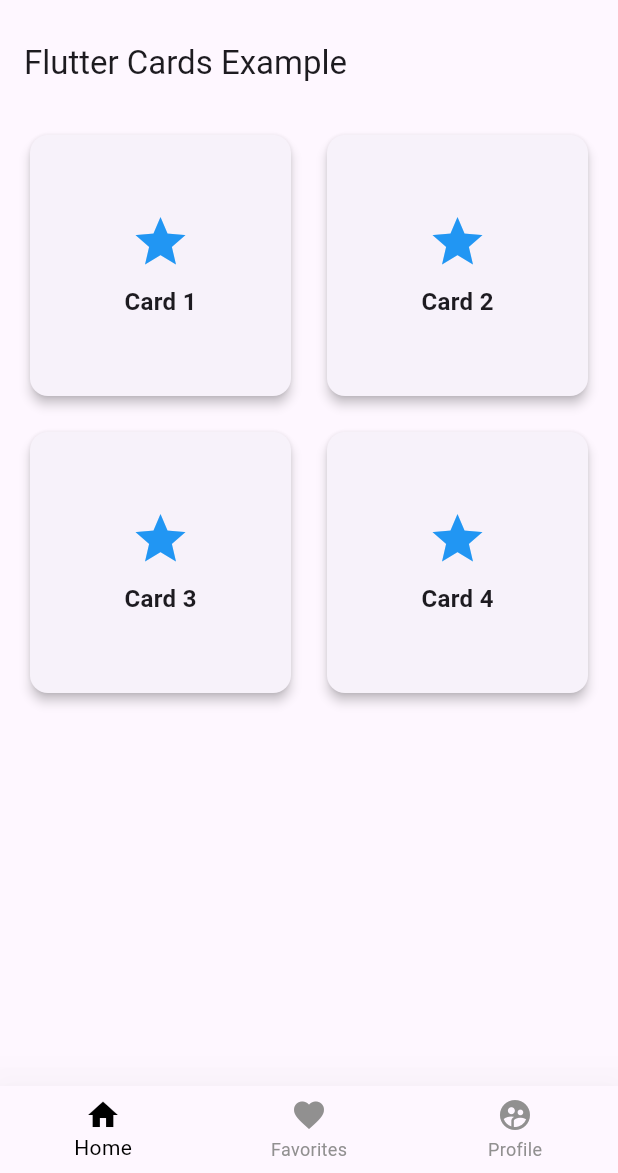
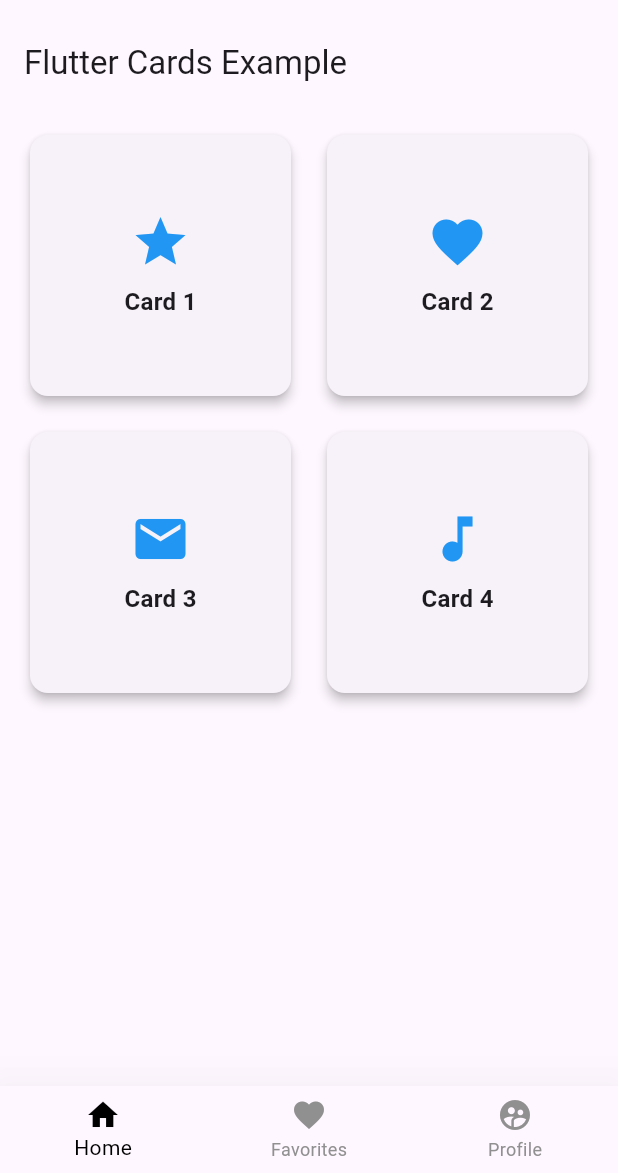
Before and after one commit to Abdulwahab-Alawadhi/meditation-app, a Flutter app: the MotherPage screen opened by its route, on a phone screen of 412 x 824 dp, the part 63-1236 px from its top. Run offline on Flutter 3.47's test engine with Material 3 defaults, Android fonts, the phone set to English and light mode, and no system bars; our stand-ins replace go_router; Roboto replaces fonts that are missing (Times).

Commit message:
contenthome

```diff
--- a/lib/pages/content_home.dart
+++ b/lib/pages/content_home.dart
@@ -11,6 +11,8 @@
 //     );
 //   }
 // }
+//
+
 import 'package:flutter/material.dart';
 import 'package:go_router/go_router.dart';
 
@@ -30,7 +32,22 @@ class ContentHome extends StatelessWidget {
   }
 }
 
+class CardData {
+  final String title;
+  final IconData icon;
+  final String route;
+
+  CardData({required this.title, required this.icon, required this.route});
+}
+
 class CardList extends StatelessWidget {
+  final List<CardData> cards = [
+    CardData(title: 'Card 1', icon: Icons.star, route: 'signin'),
+    CardData(title: 'Card 2', icon: Icons.favorite, route: '/card2'),
+    CardData(title: 'Card 3', icon: Icons.mail, route: '/card3'),
+    CardData(title: 'Card 4', icon: Icons.music_note, route: '/card4'),
+  ];
+
   @override
   Widget build(BuildContext context) {
     return Padding(
@@ -41,14 +58,18 @@ class CardList extends StatelessWidget {
           crossAxisSpacing: 16.0,
           mainAxisSpacing: 16.0,
         ),
-        itemCount: 4, // Number of cards
+        itemCount: cards.length, // Number of cards
         itemBuilder: (context, index) {
+          CardData card = cards[index];
           return InkWell(
             onTap: () {
-              // Handle the card click here
-              context.pushNamed("signin");
+              // Navigate to a new page when the card is clicked
+              context.pushNamed(card.route);
             },
-            child: CardItem(title: 'Card ${index + 1}', icon: Icons.star),
+            child: CardItem(
+              title: card.title,
+              icon: card.icon,
+            ),
           );
         },
       ),
```
